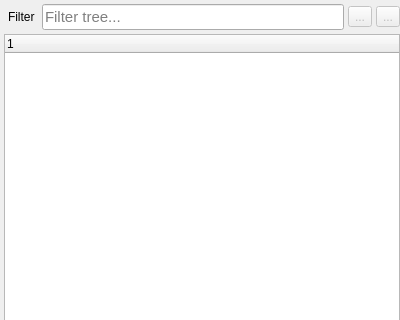
This is sources/outliner/outlinerview.ui in mikaelsundell/stageviz as Qt 5 draws it before an edit; both pictures show x 0 to 400 and y 0 to 320 of the 400 by 800 pixel window. The edited form follows.
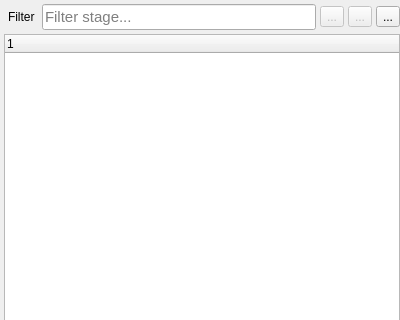
This is the edited form. Custom widgets are drawn as their Qt base class.

The edit to the form file:
```diff
--- a/sources/outliner/outlinerview.ui
+++ b/sources/outliner/outlinerview.ui
@@ -73,7 +73,7 @@
          </font>
         </property>
         <property name="placeholderText">
-         <string>Filter tree...</string>
+         <string>Filter stage...</string>
         </property>
        </widget>
       </item>
@@ -103,6 +103,13 @@
         </property>
        </widget>
       </item>
+      <item>
+       <widget class="QToolButton" name="display">
+        <property name="text">
+         <string>...</string>
+        </property>
+       </widget>
+      </item>
      </layout>
     </widget>
    </item>
```
